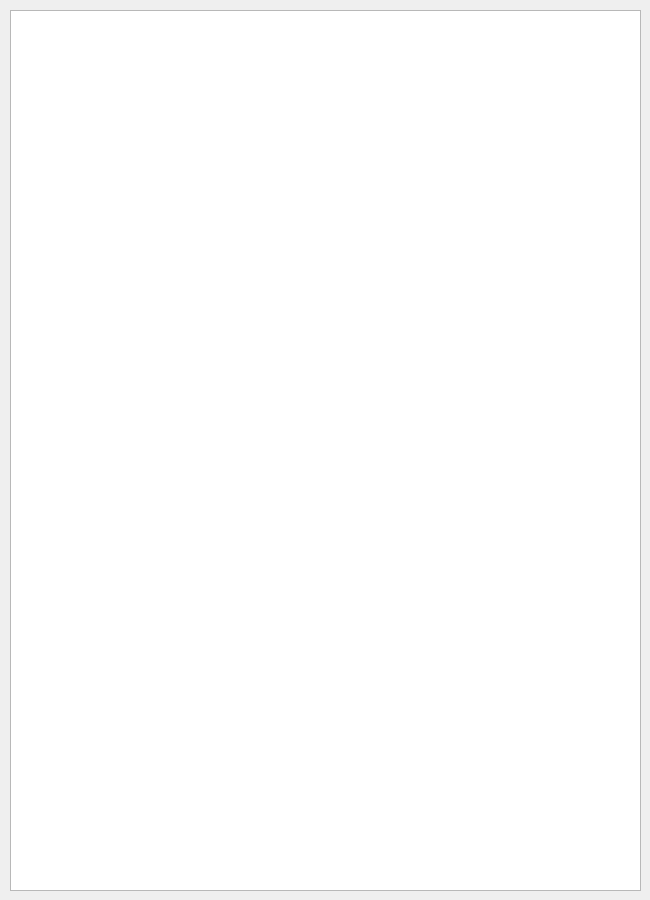
The window that Arkanoid/fenetrejeu.ui (Milieuuh/Arkanoid) describes before a commit, drawn with Qt 5.
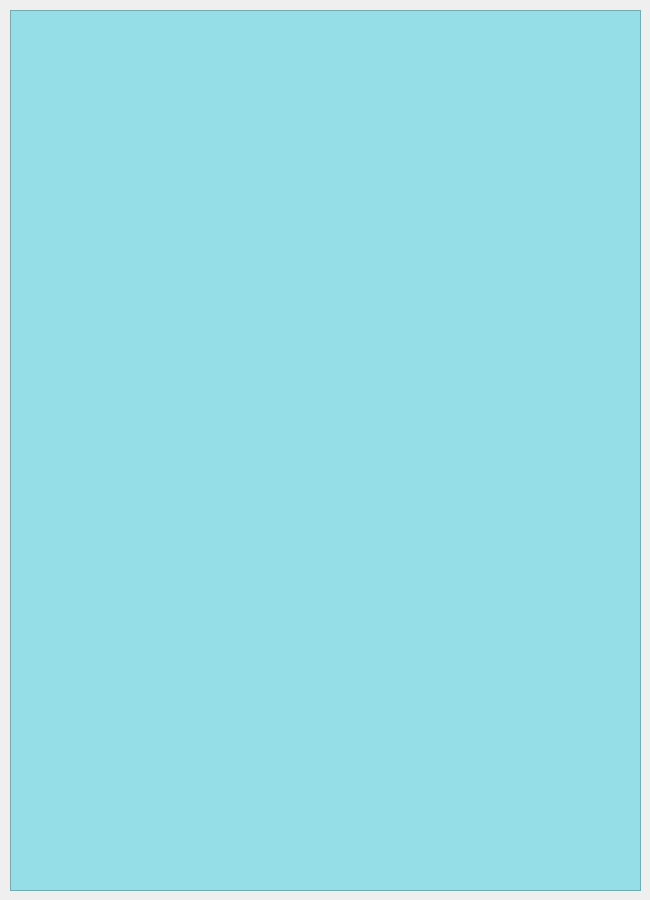
The same window after the commit.

Commit message: couleur fond

```diff
--- a/Arkanoid/fenetrejeu.ui
+++ b/Arkanoid/fenetrejeu.ui
@@ -22,6 +22,9 @@
      <height>881</height>
     </rect>
    </property>
+   <property name="styleSheet">
+    <string notr="true">background-color: rgb(149, 222, 232);</string>
+   </property>
   </widget>
  </widget>
  <resources/>
```
The commit also changes 2 other files.
